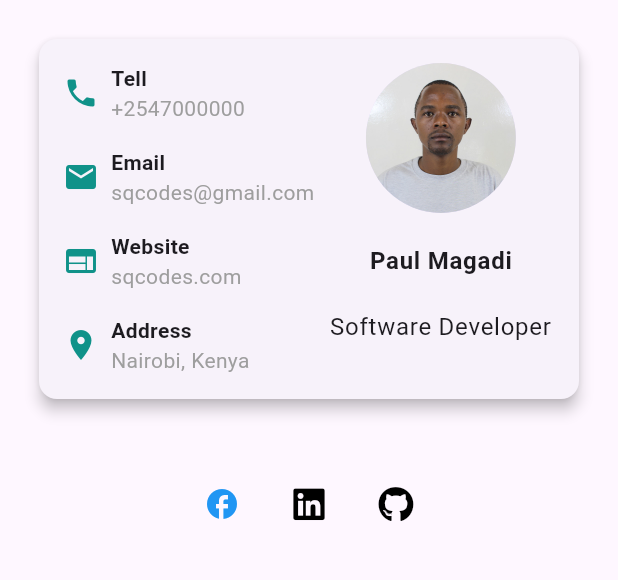
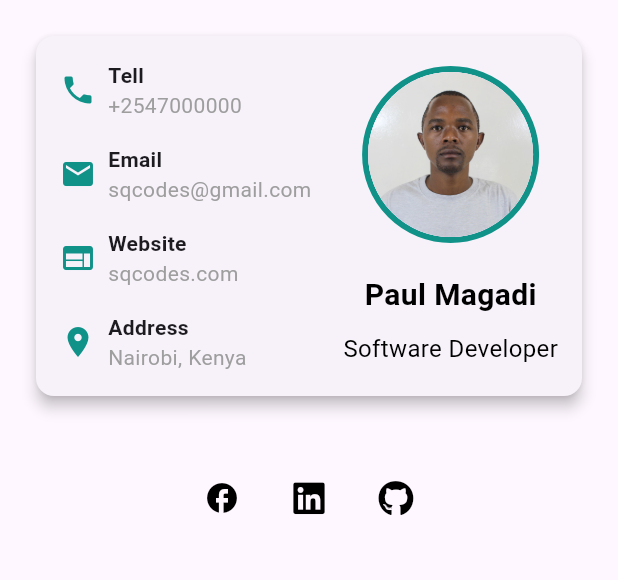
Before and after one commit to paulmagadi/Learn_Flutter, a Flutter app: the screen it shows after launch, on a phone screen of 412 x 824 dp, the part 84-664 px from its top. Run offline on Flutter 3.47's test engine with Material 3 defaults, Android fonts, the phone set to English and light mode, and no system bars; our stand-ins replace font_awesome_flutter.

Commit message:
deleted:    practice_flutter/card_app/lib/constants/colors.dart 	new file:   practice_flutter/card_app/lib/constants/constants.dart 	modified:   practice_flutter/card_app/lib/screens/home.dart

```diff
--- a/practice_flutter/card_app/lib/constants/colors.dart
+++ /dev/null
@@ -1,5 +0,0 @@
-import 'package:flutter/material.dart';
-
-const Color mainColor = Color.fromARGB(255, 16, 146, 137);
-const Color greyColor = Colors.grey;
-const Color whiteColor = Colors.white;
--- /dev/null
+++ b/practice_flutter/card_app/lib/constants/constants.dart
@@ -0,0 +1,38 @@
+import 'package:flutter/material.dart';
+
+//Define constant colors
+const Color mainColor = Color.fromARGB(255, 16, 146, 137);
+const Color greyColor = Colors.grey;
+const Color whiteColor = Colors.white;
+const Color blackColor = Color.fromARGB(255, 0, 0, 0);
+const Color textColor = Color.fromARGB(255, 0, 0, 0);
+
+
+
+// Define padding and margin constants
+const EdgeInsets defaultPadding = EdgeInsets.all(16.0);
+const EdgeInsets smallPadding = EdgeInsets.all(8.0);
+const EdgeInsets largePadding = EdgeInsets.all(24.0);
+
+// Define size constants
+const double smallHeight = 50.0;
+const double mediumHeight = 100.0;
+const double largeHeight = 150.0;
+
+// Define text style constants
+const TextStyle titleStyle = TextStyle(
+  fontSize: 24.0,
+  fontWeight: FontWeight.bold,
+  color: textColor,
+);
+
+const TextStyle boldStyle = TextStyle(
+  fontSize: 20.0,
+  fontWeight: FontWeight.bold,
+  color: textColor,
+);
+
+const TextStyle bodyStyle = TextStyle(
+  fontSize: 16.0,
+  color: textColor,
+);
--- a/practice_flutter/card_app/lib/screens/home.dart
+++ b/practice_flutter/card_app/lib/screens/home.dart
@@ -1,6 +1,5 @@
 import 'package:flutter/material.dart';
-import 'package:flutter/widgets.dart';
-import '../constants/colors.dart';
+import '../constants/constants.dart';
 import 'package:font_awesome_flutter/font_awesome_flutter.dart';
 
 class Home extends StatefulWidget {
@@ -22,22 +21,29 @@ class _HomeState extends State<Home> {
         ),
         body: Column(
           children: [
+            //card
             Card(
               elevation: 4.0,
-              margin: const EdgeInsets.all(26),
+              margin: largePadding,
               child: Padding(
-                padding: const EdgeInsets.all(16),
+                padding: defaultPadding,
+                // The entire card is a row
                 child: Row(
                   mainAxisAlignment: MainAxisAlignment.spaceBetween,
                   children: [
+                    //Create two columns.
+                    // First column
                     Column(
                       crossAxisAlignment: CrossAxisAlignment.start,
                       children: <Widget>[
+                        //Create a row for each item
                         const Row(
+                          //The row wil have 3 children(icon, space and texts)
                           children: [
                             Icon(Icons.phone, color: mainColor),
                             SizedBox(
                                 width: 8), // Add spacing between icon and text
+                            // The texts will be in a column with children. 2
                             Column(
                               crossAxisAlignment: CrossAxisAlignment.start,
                               children: [
@@ -51,7 +57,7 @@ class _HomeState extends State<Home> {
                           ],
                         ),
                         const SizedBox(height: 16), // Add spacing between rows
-
+//REPEATE THE ABOVE FOR ALL THE ROWS
                         // Email information
                         const Row(
                           children: [
@@ -119,23 +125,34 @@ class _HomeState extends State<Home> {
                     ),
                     Column(
                       children: <Widget>[
-                        const CircleAvatar(
-                          radius: 50,
-                          backgroundImage: AssetImage('images/paul.jpg'),
+                        // Container with a circular border and a CircleAvatar as child
+                        Container(
+                          decoration: BoxDecoration(
+                            shape: BoxShape.circle,
+                            border: Border.all(
+                              color: mainColor, // Border color
+                              width: 4, // Border width
+                            ),
+                          ),
+                          child: const CircleAvatar(
+                            radius: 55,
+                            backgroundImage: AssetImage('images/paul.jpg'),
+                          ),
                         ),
                         const SizedBox(height: 20),
-                        Text('Paul Magadi',
-                            style: Theme.of(context)
-                                .textTheme
-                                .bodyLarge
-                                ?.copyWith(fontWeight: FontWeight.bold)),
-                        const SizedBox(height: 20),
-                        Text('Software Developer ',
-                            textAlign: TextAlign.center,
-                            style: Theme.of(context).textTheme.bodyLarge),
-                        const SizedBox(height: 20),
+                        const Text(
+                          'Paul Magadi',
+                          style: boldStyle,
+                        ),
+                        const SizedBox(height: 10),
+                        const Text(
+                          'Software Developer',
+                          textAlign: TextAlign.center,
+                          style: bodyStyle,
+                        ),
+                        // const SizedBox(height: 20),
                       ],
-                    )
+                    ),
                   ],
                 ),
               ),
@@ -147,19 +164,19 @@ class _HomeState extends State<Home> {
                 IconButton(
                   icon: const Icon(Icons.facebook),
                   onPressed: () {},
-                  color: Colors.blue,
+                  color: blackColor,
                   tooltip: 'Facebook',
                 ),
                 IconButton(
                   icon: const FaIcon(FontAwesomeIcons.linkedin),
                   onPressed: () {},
-                  color: Colors.black,
+                  color: blackColor,
                   tooltip: 'LinkedIn',
                 ),
                 IconButton(
                   icon: const FaIcon(FontAwesomeIcons.github),
                   onPressed: () {},
-                  color: Colors.black,
+                  color: blackColor,
                   tooltip: 'GitHub',
                 ),
               ],
```
